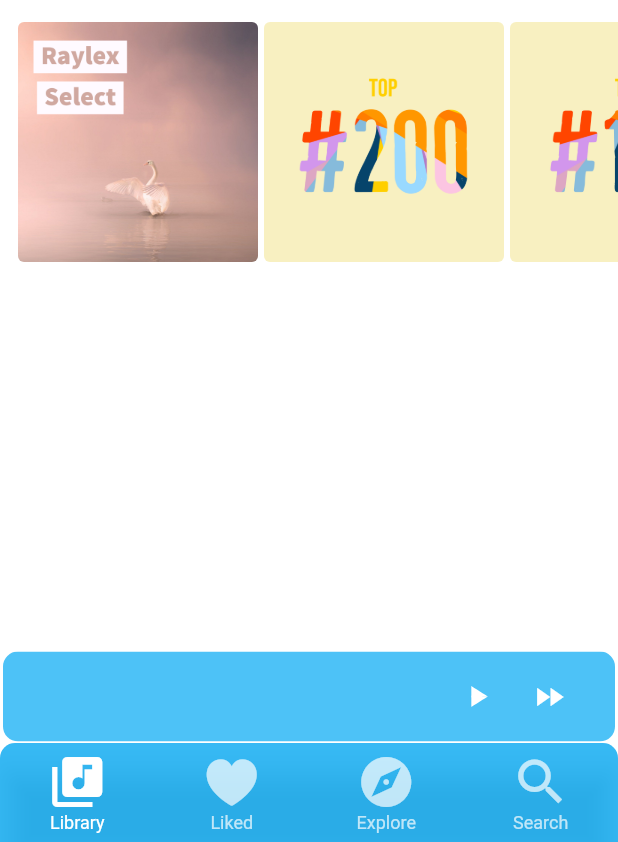
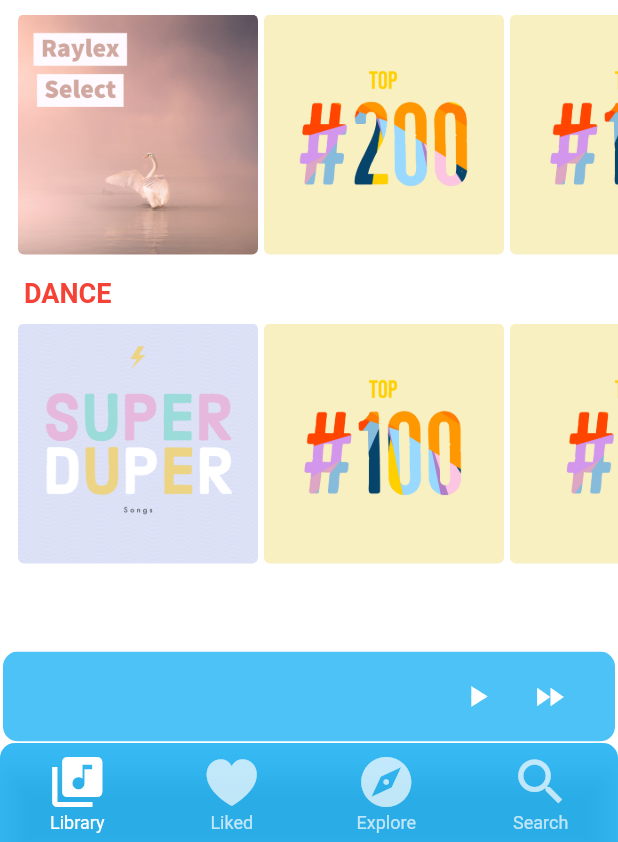
Before and after one commit to raysummee/Raylex, a Flutter app: the screen it shows after launch, on a phone screen of 412 x 824 dp, the part 394-1236 px from its top. Run offline on Flutter 3.47's test engine with Material 2 defaults, Android fonts, the light colour scheme and no system bars; our stand-ins replace flutter_icons.

Commit message:
library ui is done completely

```diff
--- /dev/null
+++ b/lib/logic/models/modelGroupPlaylistData.dart
@@ -0,0 +1,7 @@
+import 'package:Raylex/logic/models/modelPlaylistData.dart';
+
+class ModelGroupPlaylistData{
+  List<ModelPlaylistData> list;
+  String groupTitle;
+  ModelGroupPlaylistData(this.groupTitle, this.list);
+}
--- a/lib/ux/components/lists/horizontalListRoundedImage.dart
+++ b/lib/ux/components/lists/horizontalListRoundedImage.dart
@@ -5,16 +5,8 @@
 import 'package:flutter/material.dart';
 
 class HorizontalListRoundedImage extends StatelessWidget {
-  static Future<dynamic> _future() async{
-    return null;
-  }
-  final List<ModelPlaylistData> list= [
-    ModelPlaylistData("Raylex Select", "lib/assets/images/raylexselect.jpg", _future),
-    ModelPlaylistData("Top 200", "lib/assets/images/top200.jpg", _future),
-    ModelPlaylistData("Top 100", "lib/assets/images/top100s.jpg", _future),
-    ModelPlaylistData("Top 50", "lib/assets/images/top50s.jpg", _future),
-    ModelPlaylistData("Top 10", "lib/assets/images/top10s.jpg", _future),
-  ];
+  final List<ModelPlaylistData> list;
+  HorizontalListRoundedImage(this.list);
   @override
   Widget build(BuildContext context) {
     return Container(
--- a/lib/ux/pages/libraryPages.dart
+++ b/lib/ux/pages/libraryPages.dart
@@ -1,3 +1,5 @@
+import 'package:Raylex/logic/models/modelGroupPlaylistData.dart';
+import 'package:Raylex/logic/models/modelPlaylistData.dart';
 import 'package:Raylex/logic/models/playerStateNotify.dart';
 import 'package:Raylex/logic/models/songInfo.dart';
 import 'package:Raylex/logic/songQuery.dart';
@@ -13,7 +15,27 @@
 
 
 class LibraryPages extends StatelessWidget {
+  static Future<dynamic> _future() async{
+    return null;
+  }
+  static final List<ModelPlaylistData> list= [
+    ModelPlaylistData("Raylex Select", "lib/assets/images/raylexselect.jpg", _future),
+    ModelPlaylistData("Top 200", "lib/assets/images/top200.jpg", _future),
+    ModelPlaylistData("Top 100", "lib/assets/images/top100s.jpg", _future),
+    ModelPlaylistData("Top 50", "lib/assets/images/top50s.jpg", _future),
+    ModelPlaylistData("Top 10", "lib/assets/images/top10s.jpg", _future),
+  ];
+  static final List<ModelPlaylistData> list1= [
+    ModelPlaylistData("Top 200", "lib/assets/images/superdupersongs.jpg", _future),
+    ModelPlaylistData("Top 100", "lib/assets/images/top100s.jpg", _future),
+    ModelPlaylistData("Top 50", "lib/assets/images/top50s.jpg", _future),
+    ModelPlaylistData("Top 10", "lib/assets/images/top10s.jpg", _future),
+  ];
+  final List<ModelGroupPlaylistData> groupList = [
+    ModelGroupPlaylistData("Raylex Exclusive", list),
+    ModelGroupPlaylistData("Dance", list1),
 
+  ];
   @override
   Widget build(BuildContext context) {
     return NestedScrollView(
@@ -29,7 +51,7 @@
         ];
       },
       body:ListView(
-        padding: EdgeInsets.fromLTRB(0, 10, 0, 50),
+        padding: EdgeInsets.fromLTRB(0, 10, 0, 70),
         children: <Widget>[
           ListTile(
             dense: true,
@@ -87,10 +109,23 @@
               )
             ),
           ),
+
+          //HorizontalListRoundedImage(),
+          Expanded(
+            child: ListView.builder(
+              shrinkWrap: true,
+              primary: false,
+              padding: EdgeInsets.fromLTRB(0, 0, 0, 0),
+              physics: const NeverScrollableScrollPhysics(),
+              itemCount: groupList.length,
+              itemBuilder: (context, index){
+                return Column(
+                  crossAxisAlignment: CrossAxisAlignment.start,
+                  children: <Widget>[
                     Container(
-            padding: EdgeInsets.fromLTRB(16, 5, 10, 5),
+                      padding: EdgeInsets.fromLTRB(16, 5, 10, 0),
                       child: Text(
-              "Raylex Exclusive".toUpperCase(),
+                        groupList.elementAt(index).groupTitle.toUpperCase(),
                         style: TextStyle(
                           color: Colors.red,
                           fontWeight: FontWeight.bold,
@@ -98,7 +133,12 @@
                         )
                       ),
                     ),
-          HorizontalListRoundedImage()
+                    HorizontalListRoundedImage(groupList.elementAt(index).list),
+                  ],
+                );
+              }
+            ),
+          )
         ],
       )
     );
```
Lines whose indentation alone changed are shown as unchanged.
